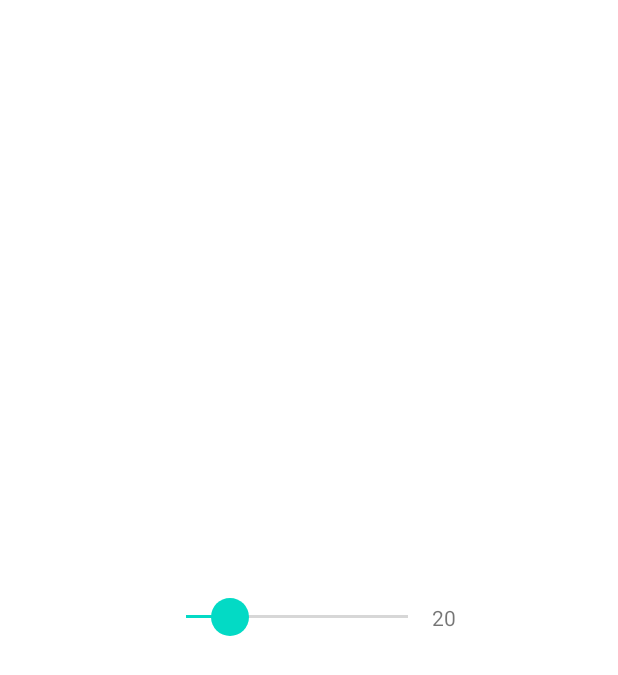
After one commit to Maxwell2Gyamfi/Android-Coins-Detection, an Android app: the layout dialog_with_confidence.xml on its own in the app's theme, with its tools: preview values and no code run, on a phone screen of 412 x 824 dp. The commit adds this screen. Shown: the top 675 px of the screen. Run offline under Robolectric (Android 15) with nearby library versions, the phone set to English and light mode, and no system bars.

Commit message:
add seekbar and textview for seekbar value
Added seekbar with onprogress listener which updates textview value dynamically in dialog

```diff
--- /dev/null
+++ b/app/src/main/res/drawable/custome_thumb.xml
@@ -0,0 +1,11 @@
+<?xml version="1.0" encoding="utf-8"?>
+<layer-list xmlns:android="http://schemas.android.com/apk/res/android">
+    <item>
+        <shape android:shape="oval">
+            <solid android:color="@color/teal_200"/>
+            <size
+                android:width="25dp"
+                android:height="25dp"/>
+        </shape>
+    </item>
+</layer-list>
--- a/app/src/main/res/layout/activity_detection_results.xml
+++ b/app/src/main/res/layout/activity_detection_results.xml
@@ -57,7 +57,7 @@
             android:contentDescription="Confidence"/>
 
         <ImageButton
-            android:onClick="openResultsOverlay"
+            android:onClick="openConfidenceOverlay"
             android:id="@+id/confidenceBtn"
             android:layout_width="0dp"
             android:layout_height="25dp"
--- /dev/null
+++ b/app/src/main/res/layout/dialog_with_confidence.xml
@@ -0,0 +1,30 @@
+<?xml version="1.0" encoding="utf-8"?>
+<LinearLayout xmlns:android="http://schemas.android.com/apk/res/android"
+    xmlns:tools="http://schemas.android.com/tools"
+    android:layout_width="match_parent"
+    android:layout_height="match_parent"
+    android:orientation="horizontal"
+    android:gravity="center"
+    xmlns:app="http://schemas.android.com/apk/res-auto">
+
+    <SeekBar
+        android:id="@+id/seekConfidence"
+        android:layout_width="180dp"
+        android:layout_height="259dp"
+        android:max="100"
+        android:progress="20"
+        android:splitTrack="false"
+        android:thumb="@drawable/custome_thumb"></SeekBar>
+
+    <TextView
+        android:id="@+id/seekValue"
+        android:layout_width="wrap_content"
+        android:layout_height="wrap_content"
+        android:text="20"
+        app:layout_constraintBottom_toBottomOf="parent"
+        app:layout_constraintHorizontal_bias="0.498"
+        app:layout_constraintLeft_toLeftOf="parent"
+        app:layout_constraintRight_toRightOf="parent"
+        app:layout_constraintTop_toBottomOf="@id/seekConfidence"></TextView>
+
+</LinearLayout>
--- a/app/src/main/res/values/themes.xml
+++ b/app/src/main/res/values/themes.xml
@@ -18,4 +18,5 @@
 
         <!-- Customize your theme here. -->
     </style>
+
 </resources>
```
Also changed, not shown: app/src/main/java/com/example/coinsdetection/ConfidenceDialog.kt (added, +72 -0 lines), app/src/main/java/com/example/coinsdetection/DetectionResults.kt (+22 -7 lines), app/src/main/res/drawable/border_shadow.xml (added, +17 -0 lines), app/src/main/res/drawable/seekbar_progress.xml (added, +16 -0 lines), app/src/main/res/drawable/seekbar_style.xml (added, +13 -0 lines), 1 other file.
